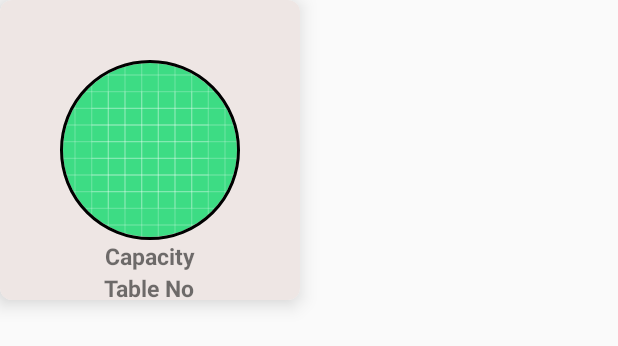
After one commit to usamasaeed-khan/Restulator-Android, an Android app: the layout card_view.xml on its own in the app's theme, with its tools: preview values and no code run, on a phone screen of 412 x 824 dp. The commit adds this screen. Shown: the top 346 px of the screen. Run offline under Robolectric (Android 15) with nearby library versions, the phone set to English and light mode, and no system bars.

Commit message:
Table screen complete.

```diff
--- a/app/build.gradle
+++ b/app/build.gradle
@@ -33,4 +33,7 @@ dependencies {
     androidTestImplementation 'androidx.test.espresso:espresso-core:3.2.0'
     implementation 'com.squareup.retrofit2:retrofit:2.6.2'
     implementation 'com.squareup.retrofit2:converter-gson:2.6.2'
+    implementation "androidx.cardview:cardview:1.0.0"
+    implementation 'de.hdodenhof:circleimageview:3.0.1'
+    implementation 'com.google.android.material:material:1.0.0'
 }
--- a/app/src/main/AndroidManifest.xml
+++ b/app/src/main/AndroidManifest.xml
@@ -11,6 +11,7 @@
         android:roundIcon="@mipmap/ic_launcher_round"
         android:supportsRtl="true"
         android:theme="@style/AppTheme">
+        <activity android:name=".OrderActivity"></activity>
         <activity android:name=".MainActivity">
             <intent-filter>
                 <action android:name="android.intent.action.MAIN" />
--- a/app/src/main/java/com/example/restulator/Models/ApiResponse.java
+++ b/app/src/main/java/com/example/restulator/Models/ApiResponse.java
@@ -7,7 +7,7 @@ import java.util.List;
 // to get the relevant data.
 public class ApiResponse<T> {
     private Boolean status;
-    private ArrayList<T> data;
+    private T[] data;
     private String message;
 
 
@@ -19,7 +19,7 @@ public class ApiResponse<T> {
         return status;
     }
 
-    public ArrayList<T> getData() {
+    public T[] getData() {
         return data;
     }
 
@@ -27,7 +27,7 @@ public class ApiResponse<T> {
         return message;
     }
 
-    public void setData(ArrayList<T> data) {
+    public void setData(T[] data) {
         this.data = data;
     }
 
--- a/app/src/main/res/layout/activity_main.xml
+++ b/app/src/main/res/layout/activity_main.xml
@@ -11,4 +11,10 @@
         android:id="@+id/progress_bar"
         android:visibility="gone"/>
 
+    <androidx.recyclerview.widget.RecyclerView
+        android:id="@+id/recycler_view_tables"
+        android:layout_width="match_parent"
+        android:layout_height="match_parent"
+        />
+
 </RelativeLayout>
--- /dev/null
+++ b/app/src/main/res/layout/card_view.xml
@@ -0,0 +1,60 @@
+<?xml version="1.0" encoding="utf-8"?>
+<androidx.cardview.widget.CardView
+    xmlns:android="http://schemas.android.com/apk/res/android"
+    xmlns:card_view="http://schemas.android.com/apk/res-auto"
+    android:id="@+id/categories_card_view"
+    card_view:cardBackgroundColor="#FFFFFF"
+    android:clickable="true"
+    android:foreground="?android:attr/selectableItemBackground"
+    card_view:cardCornerRadius="8dp"
+    card_view:cardElevation="8dp"
+    android:focusable="true"
+    android:layout_width="wrap_content"
+    android:layout_height="wrap_content">
+
+
+    <RelativeLayout
+        android:layout_width="200dp"
+        android:background="#EEE6E4"
+        android:layout_height="200dp">
+
+        <de.hdodenhof.circleimageview.CircleImageView
+            xmlns:app="http://schemas.android.com/apk/res-auto"
+            android:id="@+id/table_image"
+            android:layout_marginTop="40dp"
+            android:layout_marginStart="40dp"
+            android:layout_alignParentTop="true"
+            android:scaleType="centerCrop"
+            android:src="@drawable/ic_launcher_background"
+            android:layout_width="120dp"
+            android:layout_height="120dp"
+            app:civ_border_width="2dp"
+            app:civ_border_color="#FF000000"
+            android:contentDescription="TODO" />
+
+        <TextView
+            android:layout_marginStart="40dp"
+            android:layout_below="@id/table_image"
+            android:id="@+id/capacity_text"
+            android:text="Capacity"
+            android:textSize="15sp"
+            android:textStyle="bold"
+            android:layout_centerInParent="true"
+            android:layout_width="wrap_content"
+            android:layout_height="wrap_content"/>
+
+        <TextView
+            android:layout_marginStart="40dp"
+            android:layout_below="@id/capacity_text"
+            android:id="@+id/table_number_text"
+            android:text="Table No"
+            android:textSize="15sp"
+            android:textStyle="bold"
+            android:layout_centerInParent="true"
+            android:layout_width="wrap_content"
+            android:layout_height="wrap_content"/>
+
+    </RelativeLayout>
+
+
+</androidx.cardview.widget.CardView>
```
Also changed, not shown: app/src/main/java/com/example/restulator/MainActivity.java (+12 -2 lines), app/src/main/java/com/example/restulator/OrderActivity.java (added, +14 -0 lines), app/src/main/java/com/example/restulator/TablesScreenAdapter.java (added, +96 -0 lines), app/src/main/res/layout/activity_order.xml (added, +9 -0 lines), app/src/main/res/drawable/reserved.png (added), app/src/main/res/drawable/unreserved.png (added).
